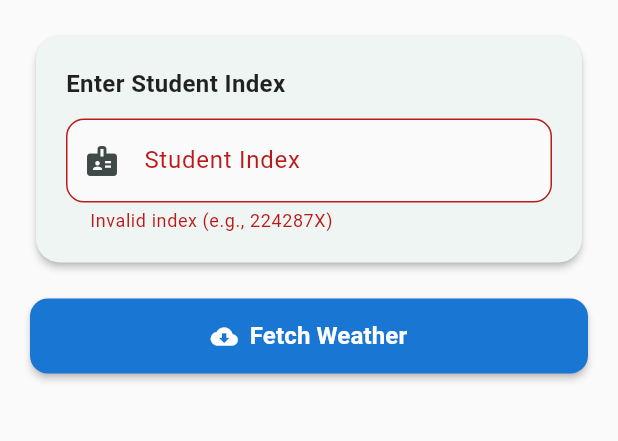
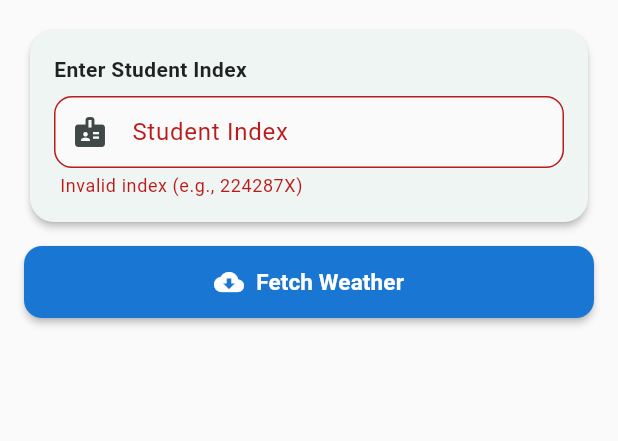
Before and after one commit to WedithaV/weather-app-frontend, a Flutter app: the screen it shows after launch, after a tap on "Fetch Weather", on a phone screen of 412 x 824 dp, the part 84-525 px from its top. Run offline on Flutter 3.47's test engine with Material 3 defaults, Android fonts, the phone set to English and light mode, and no system bars; our stand-ins replace shared_preferences.

Commit message:
fix: not showing error when input offline

```diff
--- a/weather_dashboard/lib/screens/dashboard_screen.dart
+++ b/weather_dashboard/lib/screens/dashboard_screen.dart
@@ -17,6 +17,8 @@ class _DashboardScreenState extends State<DashboardScreen> {
   String? _temp, _wind, _code, _time;
   bool _isLoading = false;
   String? _indexError;
+  String? _requestUrl;
+  bool _isCached = false;
 
   @override
   void initState() {
@@ -38,7 +40,11 @@ class _DashboardScreenState extends State<DashboardScreen> {
 
   Future<void> _fetch() async {
     final index = _indexCtrl.text.trim();
-    setState(() => _indexError = null);
+    setState(() {
+      _indexError = null;
+      _requestUrl = null;
+      _isCached = false;
+    });
 
     if (!_isValidIndex(index)) {
       setState(() => _indexError = "Invalid index (e.g., 224287X)");
@@ -54,10 +60,14 @@ class _DashboardScreenState extends State<DashboardScreen> {
     final lat = coords['lat']!;
     final lon = coords['lon']!;
 
+    // Build and display the request URL
+    final url = 'https://api.open-meteo.com/v1/forecast?latitude=$lat&longitude=$lon&current_weather=true';
+
     setState(() {
       _isLoading = true;
       _lat = lat;
       _lon = lon;
+      _requestUrl = url;
     });
 
     final data = await WeatherService.fetchWeather(lat, lon);
@@ -65,17 +75,20 @@ class _DashboardScreenState extends State<DashboardScreen> {
 
     if (data == null) {
       setState(() {
-        _indexError = "No internet and no previous data saved";
+        _indexError = "Unable to fetch weather data. Please check your internet connection and try again.";
         _lat = null;
         _lon = null;
+        _requestUrl = null;
       });
       return;
     }
 
     final bool isOffline = data['source'] == 'cache';
+    setState(() => _isCached = isOffline);
+
     if (isOffline) {
       setState(() {
-        _indexError = "You are offline — showing last saved data";
+        _indexError = "You are offline";
       });
     } else {
       setState(() => _indexError = null);
@@ -92,6 +105,12 @@ class _DashboardScreenState extends State<DashboardScreen> {
       _time = _formatTime(data['time']!);
       _lat = double.tryParse(data['lat']!) ?? _lat;
       _lon = double.tryParse(data['lon']!) ?? _lon;
+      _isCached = isCached;
+
+      // Reconstruct URL if we have coordinates
+      if (_lat != null && _lon != null) {
+        _requestUrl = 'https://api.open-meteo.com/v1/forecast?latitude=$_lat&longitude=$_lon&current_weather=true';
+      }
     });
   }
 
@@ -131,8 +150,8 @@ class _DashboardScreenState extends State<DashboardScreen> {
         backgroundColor: Colors.blue.shade700,
         foregroundColor: Colors.white,
       ),
-      body: SingleChildScrollView(
-        padding: const EdgeInsets.all(20),
+      body: Padding(
+        padding: const EdgeInsets.all(16),
         child: Column(
           crossAxisAlignment: CrossAxisAlignment.stretch,
           children: [
@@ -142,19 +161,19 @@ class _DashboardScreenState extends State<DashboardScreen> {
                 borderRadius: BorderRadius.circular(16),
               ),
               child: Padding(
-                padding: const EdgeInsets.all(20),
+                padding: const EdgeInsets.all(16),
                 child: Column(
                   crossAxisAlignment: CrossAxisAlignment.start,
                   children: [
                     const Text(
                       "Enter Student Index",
                       style: TextStyle(
-                        fontSize: 16,
+                        fontSize: 14,
                         fontWeight: FontWeight.w600,
                         color: Colors.black87,
                       ),
                     ),
-                    const SizedBox(height: 12),
+                    const SizedBox(height: 8),
                     TextField(
                       controller: _indexCtrl,
                       decoration: InputDecoration(
@@ -168,15 +187,16 @@ class _DashboardScreenState extends State<DashboardScreen> {
                         fillColor: Colors.grey.shade50,
                         errorText: _indexError,
                         errorMaxLines: 2,
+                        contentPadding: const EdgeInsets.symmetric(vertical: 12),
                       ),
                     ),
                   ],
                 ),
               ),
             ),
-            const SizedBox(height: 20),
+            const SizedBox(height: 12),
             SizedBox(
-              height: 50,
+              height: 48,
               child: ElevatedButton(
                 onPressed: _isLoading ? null : _fetch,
                 style: ElevatedButton.styleFrom(
@@ -189,8 +209,8 @@ class _DashboardScreenState extends State<DashboardScreen> {
                 ),
                 child: _isLoading
                     ? const SizedBox(
-                        height: 24,
-                        width: 24,
+                        height: 20,
+                        width: 20,
                         child: CircularProgressIndicator(
                           color: Colors.white,
                           strokeWidth: 2.5,
@@ -199,12 +219,12 @@ class _DashboardScreenState extends State<DashboardScreen> {
                     : const Row(
                         mainAxisAlignment: MainAxisAlignment.center,
                         children: [
-                          Icon(Icons.cloud_download),
+                          Icon(Icons.cloud_download, size: 20),
                           SizedBox(width: 8),
                           Text(
                             "Fetch Weather",
                             style: TextStyle(
-                              fontSize: 16,
+                              fontSize: 15,
                               fontWeight: FontWeight.w600,
                             ),
                           ),
@@ -212,7 +232,7 @@ class _DashboardScreenState extends State<DashboardScreen> {
                       ),
               ),
             ),
-            const SizedBox(height: 24),
+            const SizedBox(height: 12),
             if (_lat != null && _lon != null)
               Card(
                 elevation: 1,
@@ -220,18 +240,18 @@ class _DashboardScreenState extends State<DashboardScreen> {
                   borderRadius: BorderRadius.circular(12),
                 ),
                 child: Padding(
-                  padding: const EdgeInsets.all(16),
+                  padding: const EdgeInsets.all(12),
                   child: Row(
                     children: [
                       Container(
-                        padding: const EdgeInsets.all(10),
+                        padding: const EdgeInsets.all(8),
                         decoration: BoxDecoration(
                           color: Colors.teal.shade50,
-                          borderRadius: BorderRadius.circular(10),
+                          borderRadius: BorderRadius.circular(8),
                         ),
-                        child: Icon(Icons.location_on, color: Colors.teal.shade700, size: 28),
+                        child: Icon(Icons.location_on, color: Colors.teal.shade700, size: 20),
                       ),
-                      const SizedBox(width: 16),
+                      const SizedBox(width: 12),
                       Expanded(
                         child: Column(
                           crossAxisAlignment: CrossAxisAlignment.start,
@@ -239,16 +259,16 @@ class _DashboardScreenState extends State<DashboardScreen> {
                             const Text(
                               "Location",
                               style: TextStyle(
-                                fontSize: 12,
+                                fontSize: 11,
                                 color: Colors.grey,
                                 fontWeight: FontWeight.w500,
                               ),
                             ),
-                            const SizedBox(height: 4),
+                            const SizedBox(height: 2),
                             Text(
                               "Lat: ${_lat!.toStringAsFixed(2)} • Lon: ${_lon!.toStringAsFixed(2)}",
                               style: const TextStyle(
-                                fontSize: 15,
+                                fontSize: 13,
                                 fontWeight: FontWeight.w600,
                                 color: Colors.black87,
                               ),
@@ -260,9 +280,10 @@ class _DashboardScreenState extends State<DashboardScreen> {
                   ),
                 ),
               ),
-            if (_lat != null && _lon != null) const SizedBox(height: 16),
+            if (_lat != null && _lon != null) const SizedBox(height: 12),
             if (_temp != null)
-              Card(
+              Expanded(
+                child: Card(
                   elevation: 3,
                   shape: RoundedRectangleBorder(
                     borderRadius: BorderRadius.circular(20),
@@ -280,22 +301,51 @@ class _DashboardScreenState extends State<DashboardScreen> {
                       borderRadius: BorderRadius.circular(20),
                     ),
                     child: Padding(
-                    padding: const EdgeInsets.all(24),
+                      padding: const EdgeInsets.all(20),
                       child: Column(
+                        mainAxisAlignment: MainAxisAlignment.center,
                         children: [
+                          if (_isCached)
+                            Align(
+                              alignment: Alignment.topRight,
+                              child: Container(
+                                padding: const EdgeInsets.symmetric(horizontal: 10, vertical: 4),
+                                decoration: BoxDecoration(
+                                  color: Colors.orange.shade100,
+                                  borderRadius: BorderRadius.circular(6),
+                                  border: Border.all(color: Colors.orange.shade300, width: 1),
+                                ),
+                                child: Row(
+                                  mainAxisSize: MainAxisSize.min,
+                                  children: [
+                                    Icon(Icons.offline_bolt, size: 12, color: Colors.orange.shade800),
+                                    const SizedBox(width: 4),
+                                    Text(
+                                      "CACHED",
+                                      style: TextStyle(
+                                        fontSize: 10,
+                                        color: Colors.orange.shade800,
+                                        fontWeight: FontWeight.bold,
+                                        letterSpacing: 0.5,
+                                      ),
+                                    ),
+                                  ],
+                                ),
+                              ),
+                            ),
                           _weatherIcon(int.tryParse(_code ?? "0") ?? 0),
-                        const SizedBox(height: 16),
+                          const SizedBox(height: 12),
                           const Text(
                             "Current Weather",
                             style: TextStyle(
-                            fontSize: 22,
+                              fontSize: 20,
                               fontWeight: FontWeight.bold,
                               color: Colors.black87,
                             ),
                           ),
-                        const SizedBox(height: 24),
+                          const SizedBox(height: 16),
                           Container(
-                          padding: const EdgeInsets.all(16),
+                            padding: const EdgeInsets.all(14),
                             decoration: BoxDecoration(
                               color: Colors.white,
                               borderRadius: BorderRadius.circular(12),
@@ -315,14 +365,14 @@ class _DashboardScreenState extends State<DashboardScreen> {
                                   _temp!,
                                   Colors.red.shade400,
                                 ),
-                              const Divider(height: 24),
+                                const Divider(height: 20),
                                 _buildWeatherRow(
                                   Icons.air,
                                   "Wind Speed",
                                   _wind!,
                                   Colors.blue.shade400,
                                 ),
-                              const Divider(height: 24),
+                                const Divider(height: 20),
                                 _buildWeatherRow(
                                   Icons.tag,
                                   "Weather Code",
@@ -332,11 +382,11 @@ class _DashboardScreenState extends State<DashboardScreen> {
                               ],
                             ),
                           ),
-                        const SizedBox(height: 20),
+                          const SizedBox(height: 16),
                           Container(
                             padding: const EdgeInsets.symmetric(
-                            horizontal: 16,
-                            vertical: 10,
+                              horizontal: 14,
+                              vertical: 8,
                             ),
                             decoration: BoxDecoration(
                               color: Colors.grey.shade100,
@@ -347,16 +397,18 @@ class _DashboardScreenState extends State<DashboardScreen> {
                               children: [
                                 Icon(
                                   Icons.access_time,
-                                size: 16,
+                                  size: 14,
                                   color: Colors.grey.shade600,
                                 ),
-                              const SizedBox(width: 8),
-                              Text(
+                                const SizedBox(width: 6),
+                                Flexible(
+                                  child: Text(
                                     "Updated: $_time",
                                     style: TextStyle(
-                                  fontSize: 13,
+                                      fontSize: 12,
                                       color: Colors.grey.shade700,
                                       fontWeight: FontWeight.w500,
+                                    ),
                                   ),
                                 ),
                               ],
@@ -367,6 +419,36 @@ class _DashboardScreenState extends State<DashboardScreen> {
                     ),
                   ),
                 ),
+              ),
+            if (_requestUrl != null) ...[
+              const SizedBox(height: 8),
+              Container(
+                padding: const EdgeInsets.all(8),
+                decoration: BoxDecoration(
+                  color: Colors.grey.shade100,
+                  borderRadius: BorderRadius.circular(8),
+                  border: Border.all(color: Colors.grey.shade300),
+                ),
+                child: Row(
+                  children: [
+                    Icon(Icons.link, size: 12, color: Colors.grey.shade600),
+                    const SizedBox(width: 6),
+                    Expanded(
+                      child: Text(
+                        _requestUrl!,
+                        style: TextStyle(
+                          fontSize: 9,
+                          color: Colors.grey.shade700,
+                          fontFamily: 'monospace',
+                        ),
+                        overflow: TextOverflow.ellipsis,
+                        maxLines: 2,
+                      ),
+                    ),
+                  ],
+                ),
+              ),
+            ],
           ],
         ),
       ),
@@ -377,14 +459,14 @@ class _DashboardScreenState extends State<DashboardScreen> {
     return Row(
       children: [
         Container(
-          padding: const EdgeInsets.all(8),
+          padding: const EdgeInsets.all(6),
           decoration: BoxDecoration(
             color: color.withOpacity(0.1),
             borderRadius: BorderRadius.circular(8),
           ),
-          child: Icon(icon, color: color, size: 24),
+          child: Icon(icon, color: color, size: 20),
         ),
-        const SizedBox(width: 16),
+        const SizedBox(width: 12),
         Expanded(
           child: Column(
             crossAxisAlignment: CrossAxisAlignment.start,
@@ -392,16 +474,16 @@ class _DashboardScreenState extends State<DashboardScreen> {
               Text(
                 label,
                 style: TextStyle(
-                  fontSize: 12,
+                  fontSize: 11,
                   color: Colors.grey.shade600,
                   fontWeight: FontWeight.w500,
                 ),
               ),
-              const SizedBox(height: 4),
+              const SizedBox(height: 2),
               Text(
                 value,
                 style: const TextStyle(
-                  fontSize: 16,
+                  fontSize: 14,
                   fontWeight: FontWeight.w600,
                   color: Colors.black87,
                 ),
```
Lines whose indentation alone changed are shown as unchanged.
